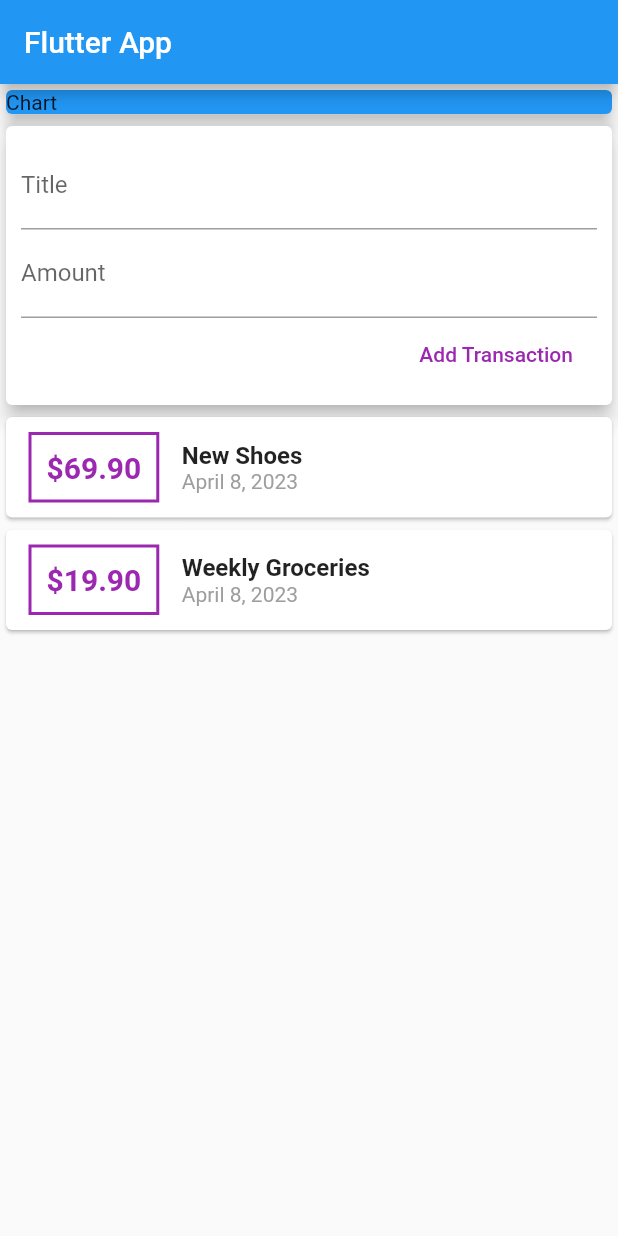
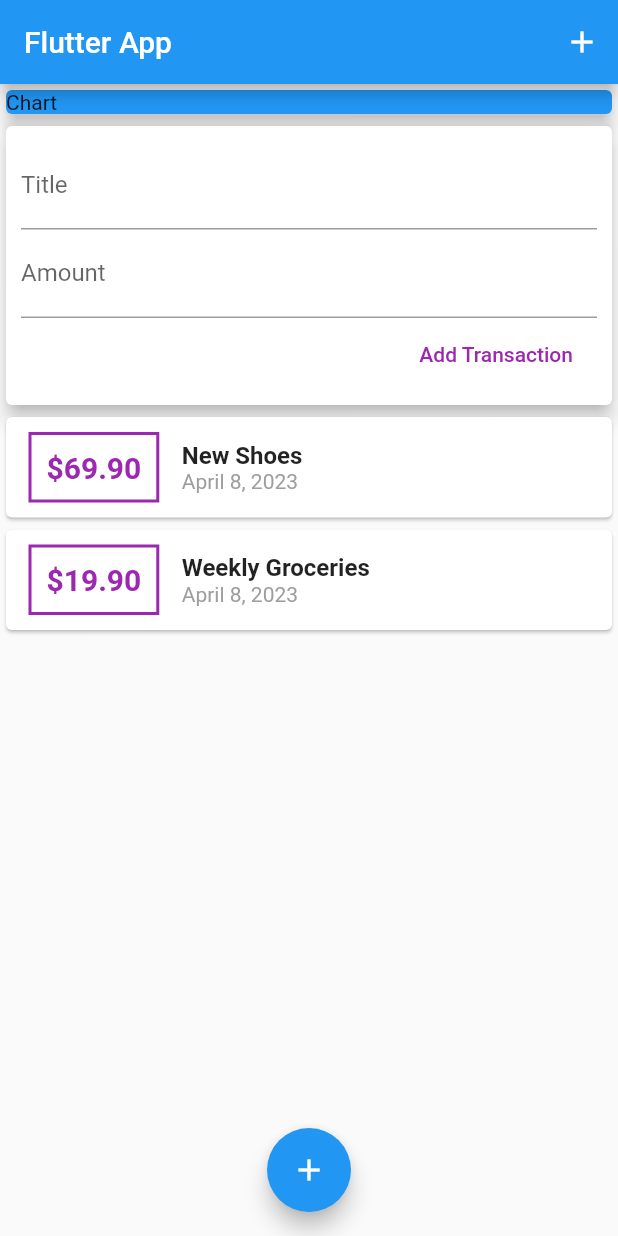
Before and after one commit to Trung-Hieu-Dev/flutter-crud-personal-expenses-app, a Flutter app: the screen it shows after launch, on a phone screen of 412 x 824 dp. Run offline on Flutter 3.47's test engine with Material 2 defaults, Android fonts, the light colour scheme and no system bars.

Commit message:
Adding Floating Button

```diff
--- a/lib/main.dart
+++ b/lib/main.dart
@@ -20,6 +20,14 @@
     return Scaffold(
       appBar: AppBar(
         title: Text('Flutter App'),
+        actions: [
+          IconButton(
+            onPressed: () {},
+            icon: Icon(
+              Icons.add,
+            ),
+          )
+        ],
       ),
       body: SingleChildScrollView(
         child: Column(
@@ -40,6 +48,11 @@
           ],
         ),
       ),
+      floatingActionButtonLocation: FloatingActionButtonLocation.centerFloat,
+      floatingActionButton: FloatingActionButton(
+        child: Icon(Icons.add),
+        onPressed: () {},
+      ),
     );
   }
 }
```
